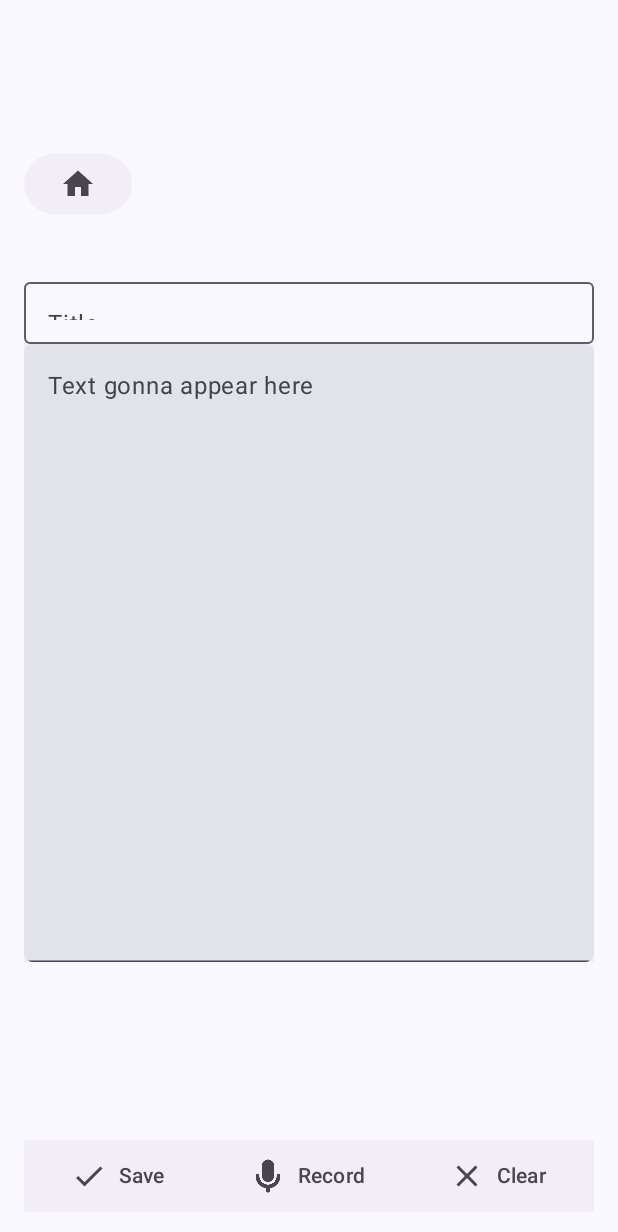
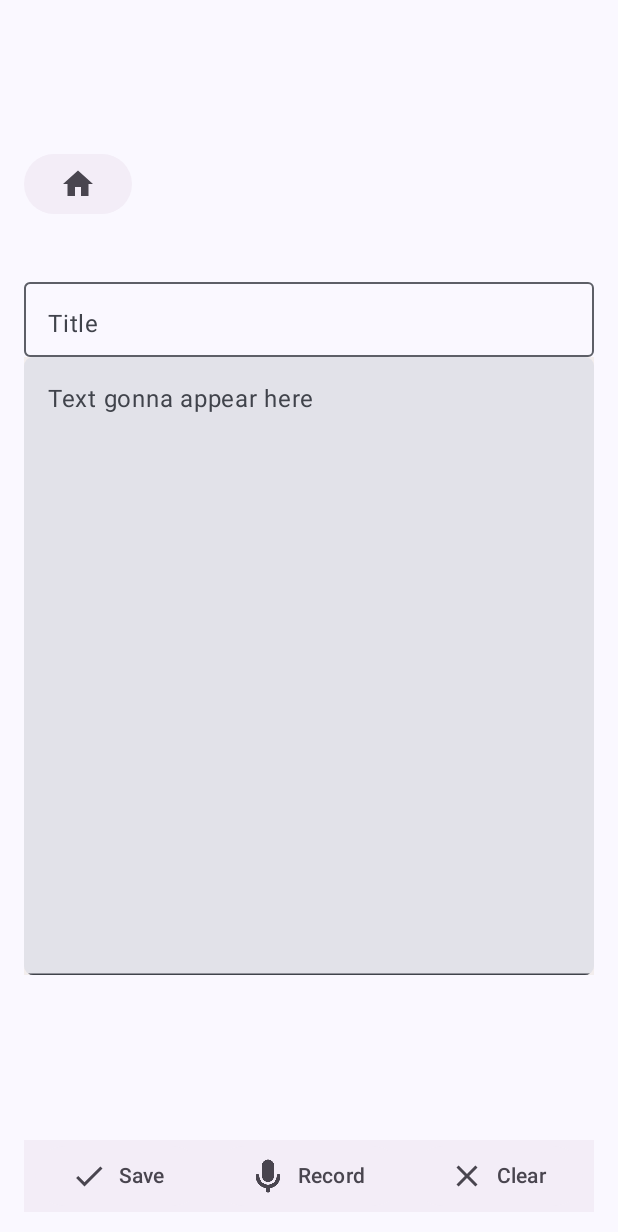
Before and after one commit to Midax2/Notepad-Speech-To-Text, an Android app built with Jetpack Compose: the NoteActivity screen opened directly, with no data from a screen before it, on a phone screen of 412 x 824 dp. Shown: the top 1232 px of the screen. Run offline under Robolectric (Android 15) with nearby library versions, the light colour scheme and no system bars; libraries missing offline, so code that uses them is left out: com.jlibrosa.audio, org.tensorflow.lite.

Commit message:
feat: min size for title text field

```diff
--- a/app/app/src/main/java/com/pg/notepadstt/NoteActivity.kt
+++ b/app/app/src/main/java/com/pg/notepadstt/NoteActivity.kt
@@ -36,6 +36,7 @@ import android.content.Intent
 import android.widget.Button
 import androidx.activity.compose.rememberLauncherForActivityResult
 import androidx.activity.result.contract.ActivityResultContracts
+import androidx.compose.foundation.layout.defaultMinSize
 import androidx.compose.material.icons.Icons
 import androidx.compose.material.icons.filled.Home
 import androidx.compose.material3.ButtonDefaults
@@ -130,7 +131,9 @@ fun NotePreview(
                     placeholder = { Text("Title") },
                     modifier = Modifier
                         .fillMaxWidth()
+                        .defaultMinSize(minHeight = 50.dp)
                         .height(screenHeight * 0.05f), // Fixed height
+
                     singleLine = true
                 )
                 EditableTextField(textState)
```
